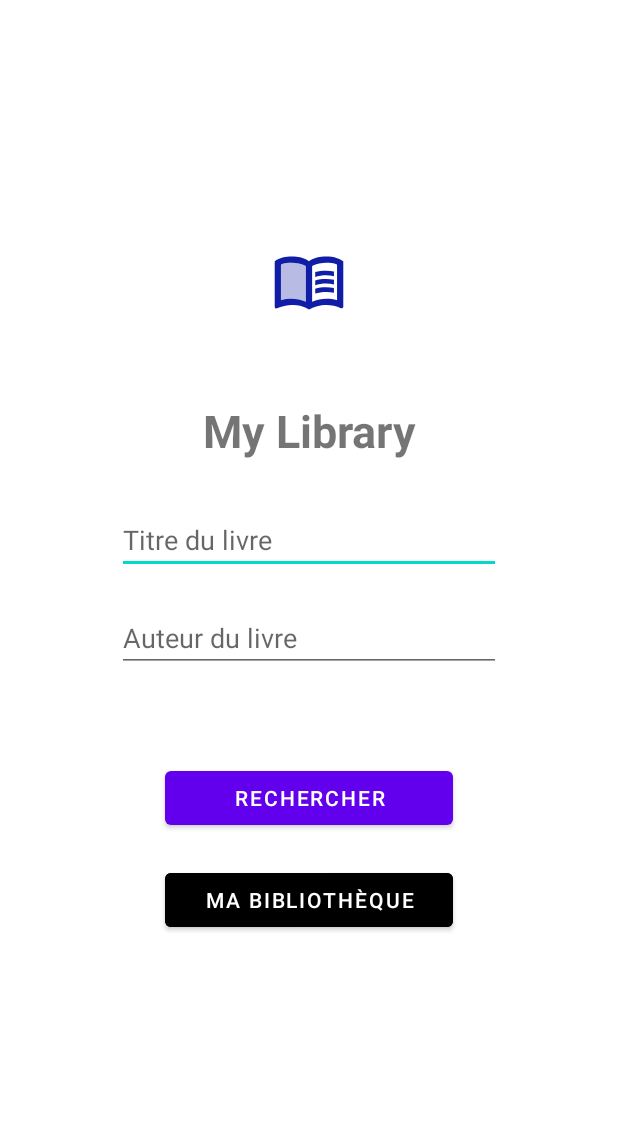
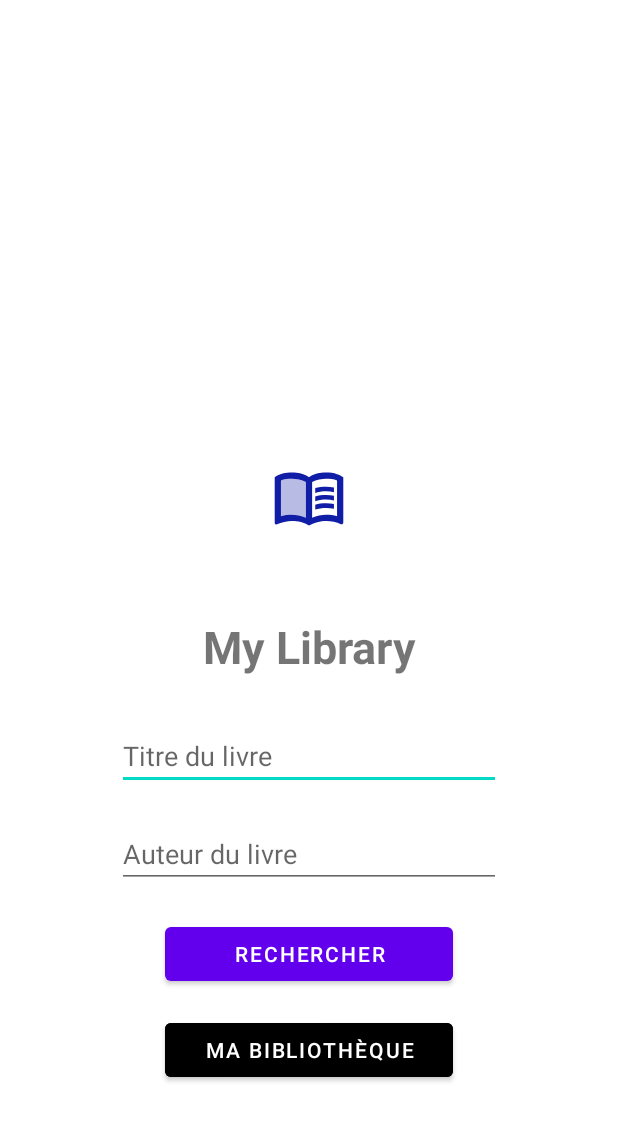
Before and after one commit to ThomaHe/MyLibrary, an Android app: the screen it shows after launch (MainActivity), on a phone screen of 412 x 824 dp. Shown: the top 1121 px of the screen. Run offline under Robolectric (Android 15) with nearby library versions, the phone set to English and light mode, and no system bars.

Commit message:
Fix de l'écran d'accueil pour les très petits écrans

```diff
--- a/app/src/main/res/layout/activity_main.xml
+++ b/app/src/main/res/layout/activity_main.xml
@@ -11,7 +11,7 @@
         android:layout_width="100dp"
         android:layout_height="100dp"
         android:src="@drawable/ic_launcher_foreground"
-        android:layout_marginTop="50dp"
+        android:layout_marginTop="25dp"
         app:layout_constraintBottom_toTopOf="@+id/app_title"
         app:layout_constraintLeft_toLeftOf="parent"
         app:layout_constraintRight_toRightOf="parent"
@@ -61,7 +61,7 @@
         android:id="@+id/search_btn"
         android:layout_width="wrap_content"
         android:layout_height="wrap_content"
-        android:layout_marginTop="60dp"
+        android:layout_marginTop="20dp"
         android:ems="12"
         android:text="@string/search_btn"
         app:layout_constraintEnd_toEndOf="parent"
@@ -73,8 +73,8 @@
         android:id="@+id/library_btn"
         android:layout_width="wrap_content"
         android:layout_height="wrap_content"
-        android:layout_marginTop="20dp"
-        android:layout_marginBottom="200dp"
+        android:layout_marginTop="16dp"
+        android:layout_marginBottom="100dp"
         android:ems="12"
         android:text="@string/library_btn"
         android:backgroundTint="@color/black"
```
